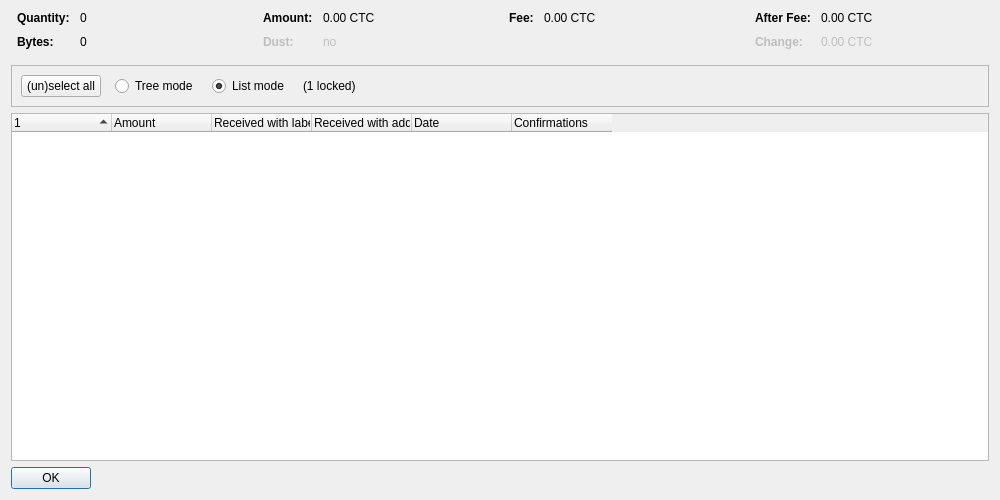
This is src/qt/forms/coincontroldialog.ui in ConnectiCoin/ConnectiCoin as Qt 5 draws it before an edit. The edited form follows.
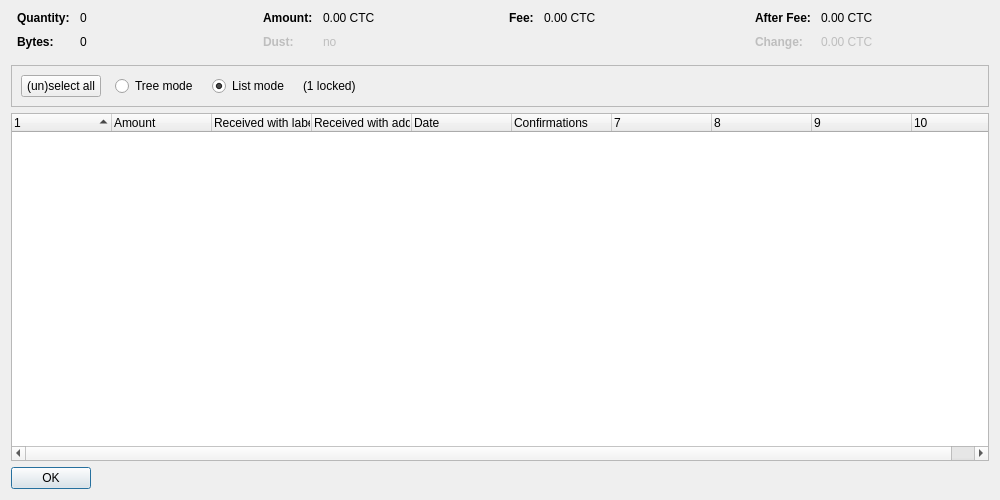
This is the edited form. Custom widgets are drawn as their Qt base class.

What changed in the file:
```diff
--- a/src/qt/forms/coincontroldialog.ui
+++ b/src/qt/forms/coincontroldialog.ui
@@ -402,7 +402,7 @@
       <bool>false</bool>
      </property>
      <property name="columnCount">
-      <number>6</number>
+      <number>10</number>
      </property>
      <attribute name="headerShowSortIndicator" stdset="0">
       <bool>true</bool>
```
